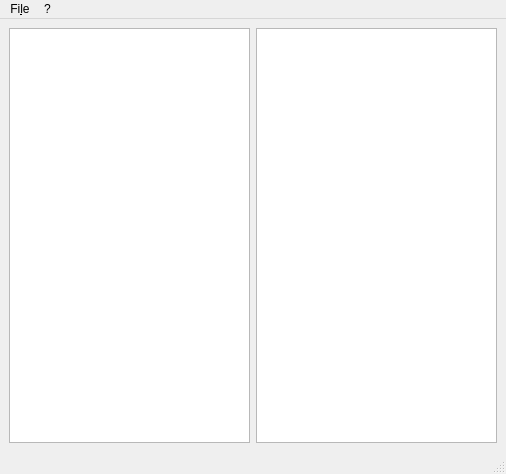
Above: qmclientwidget.ui from teknoraver/qmclient before the change. Below: the same form after it.
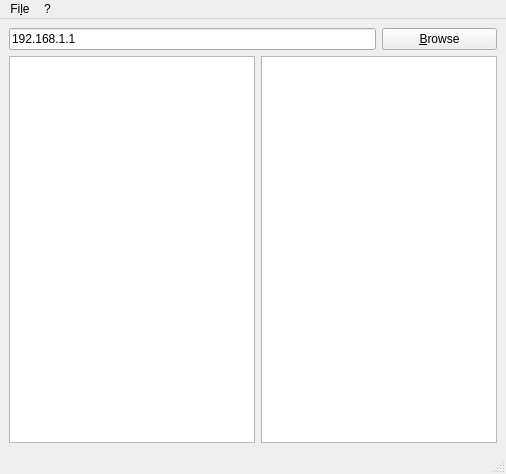
That is the form after the change. Icons and pictures are not drawn.

Commit message: add lineedit to browse a real device

Patch:
```diff
--- a/qmclientwidget.ui
+++ b/qmclientwidget.ui
@@ -18,11 +18,25 @@
     <normaloff>:/qmclient.png</normaloff>:/qmclient.png</iconset>
   </property>
   <widget class="QWidget" name="centralwidget">
-   <layout class="QHBoxLayout" name="horizontalLayout">
-    <item>
+   <layout class="QGridLayout" name="gridLayout">
+    <item row="0" column="0" colspan="2">
+     <widget class="QLineEdit" name="cpeip">
+      <property name="text">
+       <string>192.168.1.1</string>
+      </property>
+     </widget>
+    </item>
+    <item row="0" column="2">
+     <widget class="QPushButton" name="browse">
+      <property name="text">
+       <string>&amp;Browse</string>
+      </property>
+     </widget>
+    </item>
+    <item row="1" column="0">
      <widget class="QTreeView" name="objects"/>
     </item>
-    <item>
+    <item row="1" column="1" colspan="2">
      <widget class="QTableView" name="leaves"/>
     </item>
    </layout>
```
Left out of the diff: 6 changed lines with no effect on the pictures. The commit also changes 4 other files.
